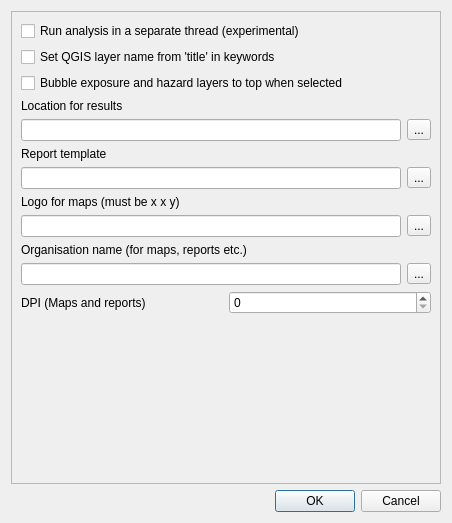
Above: gui/is_options_base.ui from inasafe/inasafe before the change. Below: the same form after it.
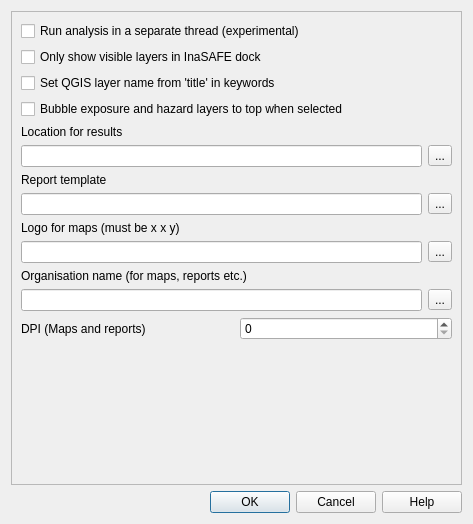
That is the form after the change. Icons and pictures are not drawn.

Commit message: Basic wiring up of options dialog

```diff
--- a/gui/is_options_base.ui
+++ b/gui/is_options_base.ui
@@ -6,8 +6,8 @@
    <rect>
     <x>0</x>
     <y>0</y>
-    <width>452</width>
-    <height>523</height>
+    <width>473</width>
+    <height>524</height>
    </rect>
   </property>
   <property name="windowTitle">
@@ -24,7 +24,7 @@
       <enum>Qt::Horizontal</enum>
      </property>
      <property name="standardButtons">
-      <set>QDialogButtonBox::Cancel|QDialogButtonBox::Ok</set>
+      <set>QDialogButtonBox::Cancel|QDialogButtonBox::Help|QDialogButtonBox::Ok</set>
      </property>
     </widget>
    </item>
@@ -38,8 +38,8 @@
        <rect>
         <x>0</x>
         <y>0</y>
-        <width>432</width>
-        <height>470</height>
+        <width>453</width>
+        <height>471</height>
        </rect>
       </property>
       <layout class="QGridLayout" name="gridLayout_2">
@@ -50,28 +50,28 @@
          </property>
         </widget>
        </item>
-       <item row="1" column="0">
+       <item row="2" column="0">
         <widget class="QCheckBox" name="checkBox_2">
          <property name="text">
           <string>Set QGIS layer name from 'title' in keywords</string>
          </property>
         </widget>
        </item>
-       <item row="2" column="0">
+       <item row="3" column="0">
         <widget class="QCheckBox" name="checkBox_3">
          <property name="text">
           <string>Bubble exposure and hazard layers to top when selected</string>
          </property>
         </widget>
        </item>
-       <item row="3" column="0">
+       <item row="4" column="0">
         <widget class="QLabel" name="label">
          <property name="text">
           <string>Location for results</string>
          </property>
         </widget>
        </item>
-       <item row="4" column="0">
+       <item row="5" column="0">
         <layout class="QHBoxLayout" name="horizontalLayout_2">
          <item>
           <widget class="QLineEdit" name="lineEdit"/>
@@ -85,14 +85,14 @@
          </item>
         </layout>
        </item>
-       <item row="5" column="0">
+       <item row="6" column="0">
         <widget class="QLabel" name="label_2">
          <property name="text">
           <string>Report template</string>
          </property>
         </widget>
        </item>
-       <item row="6" column="0">
+       <item row="7" column="0">
         <layout class="QHBoxLayout" name="horizontalLayout">
          <item>
           <widget class="QLineEdit" name="lineEdit_2"/>
@@ -106,14 +106,14 @@
          </item>
         </layout>
        </item>
-       <item row="7" column="0">
+       <item row="8" column="0">
         <widget class="QLabel" name="label_3">
          <property name="text">
           <string>Logo for maps (must be x x y) </string>
          </property>
         </widget>
        </item>
-       <item row="8" column="0">
+       <item row="9" column="0">
         <layout class="QHBoxLayout" name="horizontalLayout_3">
          <item>
           <widget class="QLineEdit" name="lineEdit_3"/>
@@ -127,14 +127,14 @@
          </item>
         </layout>
        </item>
-       <item row="9" column="0">
+       <item row="10" column="0">
         <widget class="QLabel" name="label_4">
          <property name="text">
           <string>Organisation name (for maps, reports etc.)</string>
          </property>
         </widget>
        </item>
-       <item row="10" column="0">
+       <item row="11" column="0">
         <layout class="QHBoxLayout" name="horizontalLayout_4">
          <item>
           <widget class="QLineEdit" name="lineEdit_4"/>
@@ -148,7 +148,7 @@
          </item>
         </layout>
        </item>
-       <item row="11" column="0">
+       <item row="12" column="0">
         <layout class="QHBoxLayout" name="horizontalLayout_5">
          <item>
           <widget class="QLabel" name="label_5">
@@ -162,7 +162,7 @@
          </item>
         </layout>
        </item>
-       <item row="12" column="0">
+       <item row="13" column="0">
         <spacer name="verticalSpacer">
          <property name="orientation">
           <enum>Qt::Vertical</enum>
@@ -175,6 +175,13 @@
          </property>
         </spacer>
        </item>
+       <item row="1" column="0">
+        <widget class="QCheckBox" name="checkBox_4">
+         <property name="text">
+          <string>Only show visible layers in InaSAFE dock</string>
+         </property>
+        </widget>
+       </item>
       </layout>
      </widget>
     </widget>
```
The commit also changes 4 other files.
